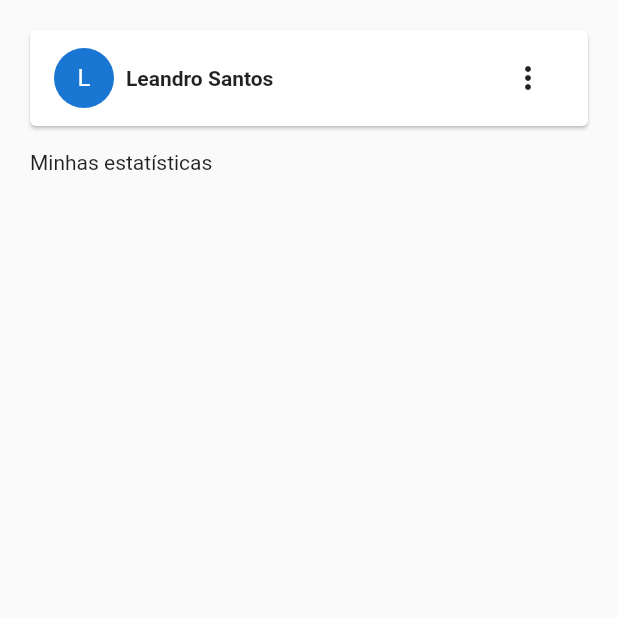
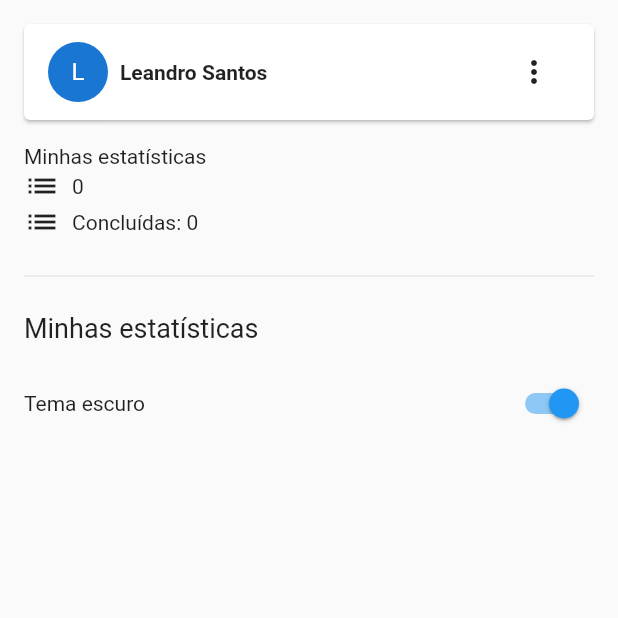
Before and after one commit to leandrosax10/MJVSchool_Flutter, a Flutter app: the screen it shows after launch, on a phone screen of 412 x 824 dp, the top half of it. Run offline on Flutter 3.47's test engine with Material 2 defaults, Android fonts, the phone set to English and light mode, and no system bars.

Commit message:
feat: commit final

```diff
--- a/lib/app_widget.dart
+++ b/lib/app_widget.dart
@@ -5,44 +5,11 @@ class MyApp extends StatelessWidget {
 
   @override
   Widget build(BuildContext context) {
-    /* return MaterialApp(
-      title: 'School',
-      home: Scaffold(
-        body: Container(
-        padding: const EdgeInsets.all(20),
-          child: Column(
-              mainAxisAlignment: MainAxisAlignment.start,
-              crossAxisAlignment: CrossAxisAlignment.start,
-              children: [
-                const CircleAvatar(child: Text('L'),),
-                const Text('Texto1'),
-                const Text('Texto2'),
-                const Text('Texto3'),
-                const Divider(),
-                const Row(
-                  children: [
-                    Icon(Icons.add, color: Colors.green),
-                    Spacer(),
-                    Icon(Icons.access_alarm, color: Colors.yellow),
-                  ],
-                ),
-                Switch(value: true, onChanged: (val) {}),
-                const Card(
-                  child: Padding(
-                    padding: EdgeInsets.all(16),
-                    child: Text('Leandro'),
-                  ),
-                ),
-              ]),
-        ),
-      ),
-    ); */
-
     return MaterialApp(
         title: 'school',
         home: Scaffold(
           body: Container(
-            padding: const EdgeInsets.all(20),
+            padding: const EdgeInsets.all(16),
             child: Column(crossAxisAlignment: CrossAxisAlignment.start, children: [
               Card(
                 margin: const EdgeInsets.all(0),
@@ -65,6 +32,28 @@ class MyApp extends StatelessWidget {
               const Text(
                 'Minhas estatísticas',
               ),
+              const Row(children: [
+                Icon(Icons.list),
+                SizedBox(width: 8),
+                Text('0'),
+              ],),
+              const Row(children: [
+                Icon(Icons.list),
+                SizedBox(width: 8),
+                Text('Concluídas: '),
+                Text('0'),
+              ]),
+              const SizedBox(height: 16),
+              const Divider(),
+              const SizedBox(height: 16),
+              const Text('Minhas estatísticas', style: TextStyle(fontSize: 18),
+              ),
+              const SizedBox(height: 16),
+              Row(children: [
+              const Text('Tema escuro'),
+              const Spacer(),
+              Switch(value: true, onChanged: (value) {}),
+              ],)
             ]),
           ),
         ));
```
Also changed, not shown: 1 other file.
